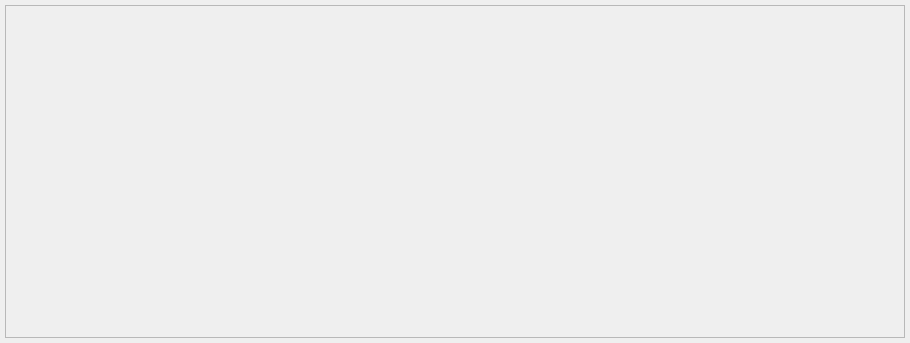
rmfharvey/bombadil, file galvanic/src/galvanic/ui/register_map/forms/register_map.ui: the form before one commit.
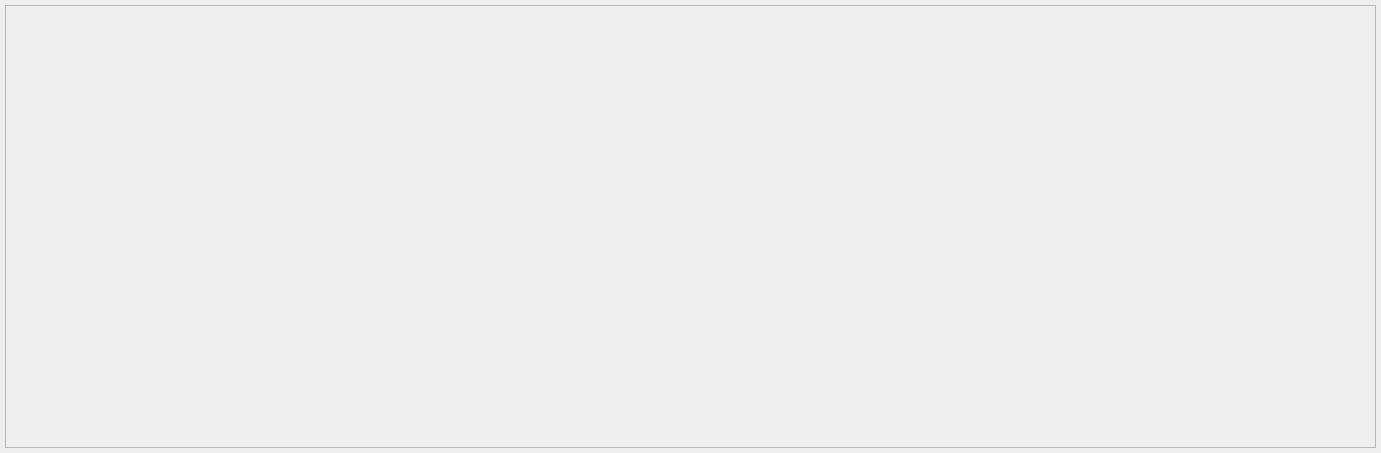
The form after the commit.

Commit message: Fields and registers displaying

```diff
--- a/galvanic/src/galvanic/ui/register_map/forms/register_map.ui
+++ b/galvanic/src/galvanic/ui/register_map/forms/register_map.ui
@@ -6,8 +6,8 @@
    <rect>
     <x>0</x>
     <y>0</y>
-    <width>910</width>
-    <height>343</height>
+    <width>1381</width>
+    <height>453</height>
    </rect>
   </property>
   <property name="windowTitle">
@@ -27,14 +27,21 @@
     <number>5</number>
    </property>
    <item>
-    <widget class="QFrame" name="register_map_frame">
-     <property name="frameShape">
-      <enum>QFrame::Shape::StyledPanel</enum>
+    <widget class="QScrollArea" name="register_map_scrollarea">
+     <property name="widgetResizable">
+      <bool>true</bool>
      </property>
-     <property name="frameShadow">
-      <enum>QFrame::Shadow::Raised</enum>
-     </property>
-     <layout class="QVBoxLayout" name="verticalLayout"/>
+     <widget class="QWidget" name="register_map_scrollarea_contents">
+      <property name="geometry">
+       <rect>
+        <x>0</x>
+        <y>0</y>
+        <width>1369</width>
+        <height>441</height>
+       </rect>
+      </property>
+      <layout class="QVBoxLayout" name="register_map_scrollarea_layout"/>
+     </widget>
     </widget>
    </item>
   </layout>
```
The commit also changes 8 other files.
